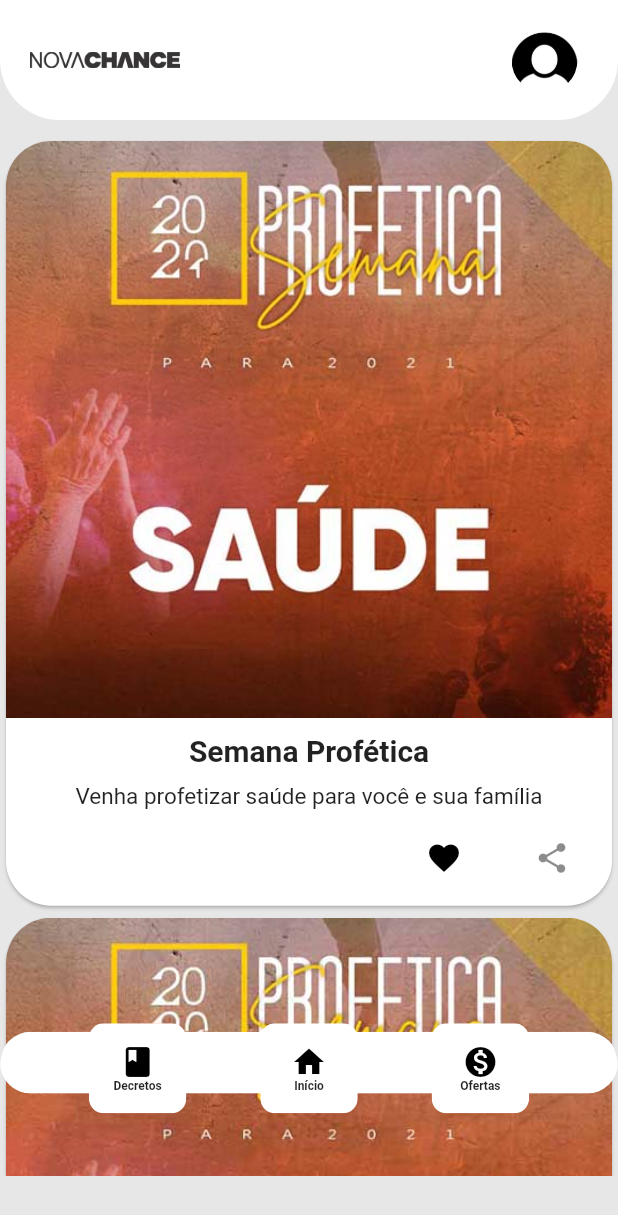
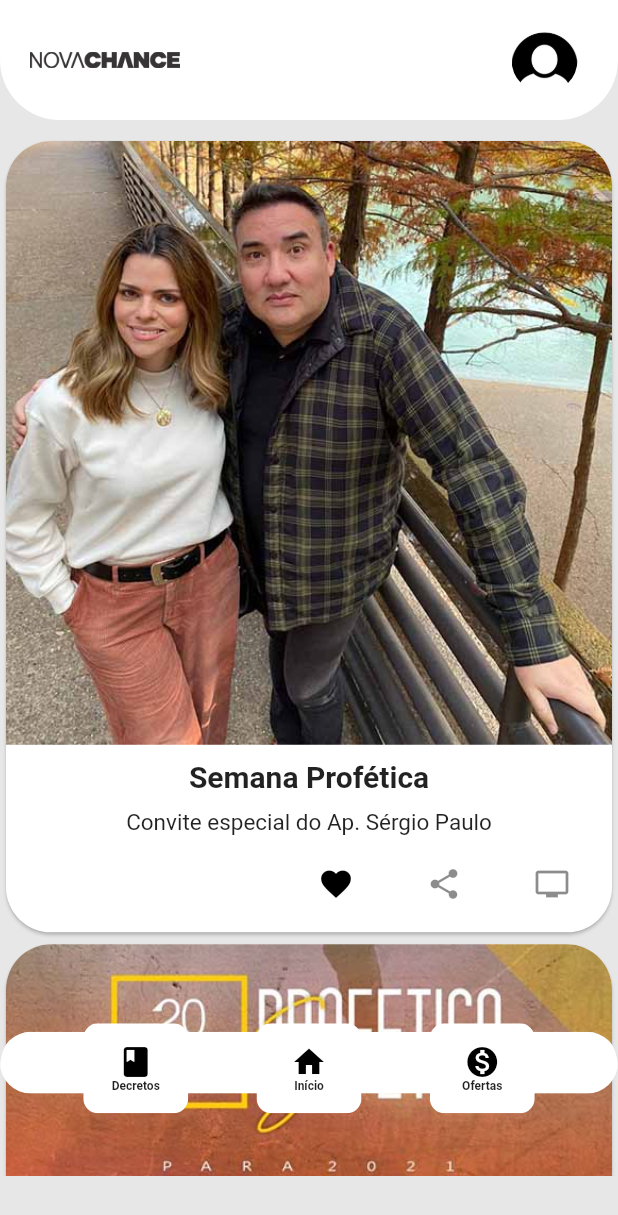
Before and after one commit to pedrohsantana1/SemanaProfetica, a Flutter app: the HomePage screen opened by its route, on a phone screen of 412 x 824 dp. Shown: the top 1215 px of the screen. Run offline on Flutter 3.47's test engine with Material 2 defaults, Android fonts, the phone set to English and light mode, and no system bars; our stand-ins replace flutter_speed_dial, get, mask_text_input_formatter, splashscreen, sqflite; missing offline and left inert: esys_flutter_share; accounts and stored records are empty.

Commit message:
Alterações card

```diff
--- a/lib/app/ui/android/comuns/rodape.dart
+++ b/lib/app/ui/android/comuns/rodape.dart
@@ -59,7 +59,7 @@ class _RodapeState extends State<Rodape> {
                           child: Container(
                               alignment: Alignment.center,
                               height: 60,
-                              width: 65,
+                              width: 70,
                               color: Colors.white,
                               child: FlatButton(
                                 onPressed: () {
@@ -89,7 +89,7 @@ class _RodapeState extends State<Rodape> {
                           child: Container(
                               alignment: Alignment.center,
                               height: 60,
-                              width: 65,
+                              width: 70,
                               color: Colors.white,
                               child: FlatButton(
                                 onPressed: () {
@@ -119,7 +119,7 @@ class _RodapeState extends State<Rodape> {
                           child: Container(
                               alignment: Alignment.center,
                               height: 60,
-                              width: 65,
+                              width: 70,
                               color: Colors.white,
                               child: FlatButton(
                                 onPressed: () {
--- a/lib/app/ui/android/home/home_card.dart
+++ b/lib/app/ui/android/home/home_card.dart
@@ -1,10 +1,9 @@
 import 'package:flutter/material.dart';
 import 'package:flutter/services.dart';
 import 'package:esys_flutter_share/esys_flutter_share.dart';
-
+import 'package:url_launcher/url_launcher.dart';
 
 class CardInicial extends StatefulWidget {
-
   String titulo;
   String descricao;
   String imagem;
@@ -18,10 +17,9 @@ class CardInicial extends StatefulWidget {
 class _CardInicialState extends State<CardInicial> {
   bool isFavorite = false;
 
-
   @override
   Widget build(BuildContext context) {
-    return  Card(
+    return Card(
       elevation: 1,
       shape: RoundedRectangleBorder(
         borderRadius: BorderRadius.circular(30),
@@ -31,23 +29,24 @@ class _CardInicialState extends State<CardInicial> {
         children: <Widget>[
           ClipRRect(
             borderRadius: BorderRadius.only(
-                topLeft: Radius.circular(30),
-                topRight: Radius.circular(30)
-              ),
-              child: Image.asset(widget.imagem,),
-            ),
-            Container(
-              padding: EdgeInsets.only(top: 10,),
-              child: Text(
-                widget.titulo,
-                style: TextStyle(
-                    fontSize: 20,
-                    fontWeight: FontWeight.bold
-                ),
+                topLeft: Radius.circular(30), topRight: Radius.circular(30)),
+            child: Image.asset(
+              widget.imagem,
             ),
           ),
           Container(
-              padding: EdgeInsets.only(top: 10,),
+            padding: EdgeInsets.only(
+              top: 10,
+            ),
+            child: Text(
+              widget.titulo,
+              style: TextStyle(fontSize: 20, fontWeight: FontWeight.bold),
+            ),
+          ),
+          Container(
+            padding: EdgeInsets.only(
+              top: 10,
+            ),
             child: Text(
               widget.descricao,
               textAlign: TextAlign.center,
@@ -60,37 +59,37 @@ class _CardInicialState extends State<CardInicial> {
             child: ButtonBar(
               children: <Widget>[
                 FlatButton(
-
-                      onPressed: (){
-                        if(isFavorite == true){
+                    onPressed: () {
+                      if (isFavorite == true) {
                         setState(() {
                           isFavorite = false;
                         });
-                        }
-                        else{
+                      } else {
                         setState(() {
                           isFavorite = true;
                         });
                       }
-
-
                     },
                     child: Icon(
                       Icons.favorite,
-                        color: isFavorite ? Colors.red: Colors.black,
-                      )
-                  ),
+                      color: isFavorite ? Colors.red : Colors.black,
+                    )),
                 FlatButton(
                     onPressed: () async {
-                          final ByteData bytes = await rootBundle.load(widget.imagem);
-                          await Share.file('esys image', 'esys.png', bytes.buffer.asUint8List(), 'image/png',
-                          text: 'Semana Profética - Igreja Nova Chance - entre os dias 26 a 06 de dezembro de 2020\n'+widget.descricao+"\nAcompanhe também pelo nosso canal no youtube\n https://www.youtube.com/user/Studioiir");
+                      final ByteData bytes =
+                          await rootBundle.load(widget.imagem);
+                      await Share.file('esys image', 'esys.png',
+                          bytes.buffer.asUint8List(), 'image/png',
+                          text: 'Semana Profética - Igreja Nova Chance - entre os dias 26 a 06 de dezembro de 2020\n' +
+                              widget.descricao +
+                              "\nAcompanhe também pelo nosso canal no youtube\n https://www.youtube.com/user/Studioiir");
                     },
-                      child: Icon(
-                          Icons.share,
-                          color: Colors.black45
-                      )
-                  ),
+                    child: Icon(Icons.share, color: Colors.black45)),
+                FlatButton(
+                    onPressed: () async {
+                      _launchURL();
+                    },
+                    child: Icon(Icons.tv, color: Colors.black45)),
               ],
             ),
           )
@@ -99,3 +98,12 @@ class _CardInicialState extends State<CardInicial> {
     );
   }
 }
+
+_launchURL() async {
+  const url = 'https://www.youtube.com/watch?v=6779UlSEYDs&feature=youtu.be';
+  if (await canLaunch(url)) {
+    await launch(url);
+  } else {
+    throw 'Could not launch $url';
+  }
+}
--- a/lib/app/ui/android/home/home_page.dart
+++ b/lib/app/ui/android/home/home_page.dart
@@ -38,6 +38,7 @@ class _HomePageState extends State<HomePage> {
                         padding: EdgeInsets.only(top: 10),
                         child: ListView(
                           children: <Widget>[
+                            CardInicial(titulo: "Semana Profética",descricao: "Convite especial do Ap. Sérgio Paulo", imagem: "assets/apostolo.jpg",),
                             CardInicial(titulo: "Semana Profética",descricao: "Venha profetizar saúde para você e sua família", imagem: "assets/saude.jpg",),
                             CardInicial(titulo: "Semana Profética",descricao: "Venha profetizar estudos para você e sua família", imagem: "assets/estudos.jpg",),
                             CardInicial(titulo: "Semana Profética",descricao: "Venha profetizar sobre a sua família e casamento", imagem: "assets/familia.jpg",),
--- a/pubspec.yaml
+++ b/pubspec.yaml
@@ -77,7 +77,7 @@ flutter:
       - assets/gratidao.jpg
       - assets/imovel.jpg
       - assets/salvacao.jpg
-
+      - assets/apostolo.jpg
 
 
   # An image asset can refer to one or more resolution-specific "variants", see
```
Also changed, not shown: assets/apostolo.jpg (added), 2 other files. Lines whose indentation alone changed are shown as unchanged.
